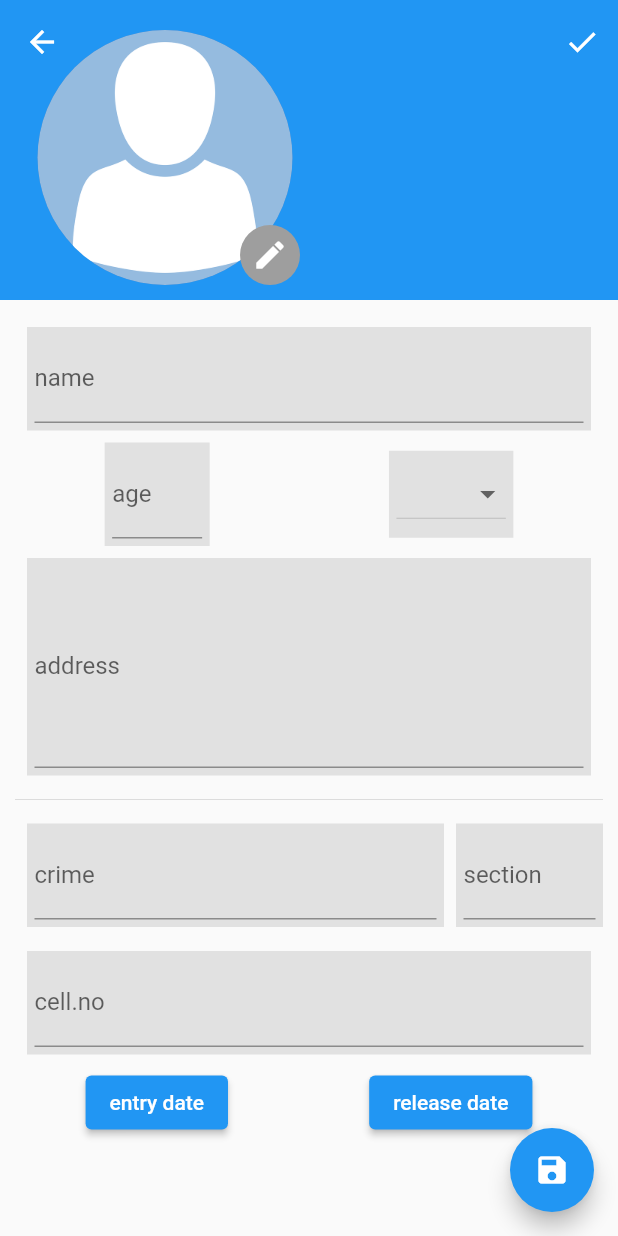
After one commit to ShanuFutura/prison_book, a Flutter app: the AddPrisonerScreen screen opened by its route, on a phone screen of 412 x 824 dp. The commit adds this screen. Run offline on Flutter 3.47's test engine with Material 2 defaults, Android fonts, the light colour scheme and no system bars; our stand-ins replace table_calendar.

Commit message:
add prisoner rough ui

```diff
--- a/lib/main.dart
+++ b/lib/main.dart
@@ -1,4 +1,5 @@
 import 'package:flutter/material.dart';
+import 'package:prisonbook/screens/add_prisoner_screen.dart';
 import 'package:prisonbook/screens/attendance_screen.dart';
 import 'package:prisonbook/screens/home_page.dart';
 import 'package:prisonbook/screens/prison_view_page.dart';
@@ -17,6 +18,7 @@ class PrisonBook extends StatelessWidget {
         PrisonViewpage.routeName: (ctx) => PrisonViewpage(),
         ProfileEditScreen.routeName: (ctx) => ProfileEditScreen(),
         AttendaceScreen.routeName: (ctx) => AttendaceScreen(),
+        AddPrisonerScreen.routeName: (ctx) => AddPrisonerScreen(),
       },
     );
   }
--- /dev/null
+++ b/lib/screens/add_prisoner_screen.dart
@@ -0,0 +1,146 @@
+import 'package:flutter/material.dart';
+import 'package:prisonbook/widgets/add_prisoner_sliver_appbar.dart';
+
+class AddPrisonerScreen extends StatefulWidget {
+  const AddPrisonerScreen({Key? key}) : super(key: key);
+
+  static const String routeName = 'add prisoner page';
+
+  @override
+  State<AddPrisonerScreen> createState() => _AddPrisonerScreenState();
+}
+
+class _AddPrisonerScreenState extends State<AddPrisonerScreen> {
+  Widget greyContainerBuilder(Widget child) {
+    return Padding(
+      padding: const EdgeInsets.all(8.0),
+      child: Container(
+        color: Colors.black.withOpacity(.1),
+        padding: EdgeInsets.all(5),
+        child: child,
+      ),
+    );
+  }
+
+  var _gender = '';
+
+  @override
+  Widget build(BuildContext context) {
+    return Scaffold(
+      floatingActionButton: FloatingActionButton(
+        onPressed: () {},
+        child: Icon(Icons.save),
+      ),
+      body: CustomScrollView(
+        slivers: [
+          SliverAppBar(
+            actions: [IconButton(onPressed: () {}, icon: Icon(Icons.done))],
+            pinned: true,
+            expandedHeight: 200,
+            flexibleSpace: AddPrisonerSliverAppBar(),
+          ),
+          SliverFillRemaining(
+            child: Form(
+              child: Padding(
+                padding: const EdgeInsets.all(10),
+                child: SingleChildScrollView(
+                  physics: NeverScrollableScrollPhysics(),
+                  child: Column(
+                    children: [
+                      greyContainerBuilder(
+                        TextFormField(
+                          decoration: InputDecoration(label: Text('name')),
+                        ),
+                      ),
+                      Row(
+                        mainAxisAlignment: MainAxisAlignment.spaceAround,
+                        children: [
+                          Container(
+                            width: 70,
+                            color: Colors.black.withOpacity(.1),
+                            padding: EdgeInsets.all(5),
+                            child: TextFormField(
+                              decoration: InputDecoration(label: Text('age')),
+                            ),
+                          ),
+                          Container(
+                            color: Colors.black.withOpacity(.1),
+                            padding: EdgeInsets.all(5),
+                            child: DropdownButton(
+                                hint:
+                                    Text(_gender == null ? 'gender' : _gender),
+                                items: const [
+                                  DropdownMenuItem(
+                                    child: Text('male'),
+                                    value: 'male',
+                                  ),
+                                  DropdownMenuItem(
+                                    child: Text('female'),
+                                    value: 'female',
+                                  )
+                                ],
+                                onChanged: (val) {
+                                  setState(() {
+                                    _gender = val.toString();
+                                  });
+                                }),
+                          ),
+                        ],
+                      ),
+                      greyContainerBuilder(
+                        TextFormField(
+                          maxLines: 5,
+                          decoration: InputDecoration(label: Text('address')),
+                        ),
+                      ),
+                      Divider(),
+                      Row(
+                        children: [
+                          Expanded(
+                            flex: 3,
+                            child: greyContainerBuilder(
+                              TextFormField(
+                                decoration:
+                                    InputDecoration(label: Text('crime')),
+                              ),
+                            ),
+                          ),
+                          Expanded(
+                            flex: 1,
+                            child: Container(
+                              width: 70,
+                              color: Colors.black.withOpacity(.1),
+                              padding: EdgeInsets.all(5),
+                              child: TextFormField(
+                                decoration:
+                                    InputDecoration(label: Text('section')),
+                              ),
+                            ),
+                          ),
+                        ],
+                      ),
+                      greyContainerBuilder(
+                        TextFormField(
+                          decoration: InputDecoration(label: Text('cell.no')),
+                        ),
+                      ),
+                      Row(
+                        mainAxisAlignment: MainAxisAlignment.spaceAround,
+                        children: [
+                          ElevatedButton(
+                              onPressed: () {}, child: Text('entry date')),
+                          ElevatedButton(
+                              onPressed: () {}, child: Text('release date'))
+                        ],
+                      ),
+                    ],
+                  ),
+                ),
+              ),
+            ),
+          ),
+        ],
+      ),
+    );
+  }
+}
--- a/lib/screens/attendance_screen.dart
+++ b/lib/screens/attendance_screen.dart
@@ -10,7 +10,7 @@ class AttendaceScreen extends StatelessWidget {
   Widget build(BuildContext context) {
     return Scaffold(
       appBar: AppBar(
-        title: Text('Attendance'),
+        title: const Text('Attendance'),
       ),
       body: Column(
         children: [
--- a/lib/screens/home_page.dart
+++ b/lib/screens/home_page.dart
@@ -1,5 +1,6 @@
 import 'package:flutter/material.dart';
 import 'package:prisonbook/models/dummyDatas.dart';
+import 'package:prisonbook/screens/add_prisoner_screen.dart';
 import 'package:prisonbook/screens/attendance_screen.dart';
 import 'package:prisonbook/screens/prison_view_page.dart';
 import 'package:prisonbook/widgets/employee_drawer.dart';
@@ -48,7 +49,8 @@ class HomePage extends StatelessWidget {
       ),
       drawer: EmployeeDrawer(),
       floatingActionButton: FloatingActionButton(
-        onPressed: () {},
+        onPressed: () =>
+            Navigator.of(context).pushNamed(AddPrisonerScreen.routeName),
         child: Icon(Icons.person_add_alt_1),
       ),
     );
--- a/lib/screens/profile_edit_screen.dart
+++ b/lib/screens/profile_edit_screen.dart
@@ -10,6 +10,14 @@ class ProfileEditScreen extends StatefulWidget {
 
 class _ProfileEditScreenState extends State<ProfileEditScreen> {
   var _gender = '';
+
+  Widget greyContainerBuilder(Widget child) {
+    return Container(
+      color: Colors.black.withOpacity(.1),
+      padding: EdgeInsets.all(5),
+      child: child,
+    );
+  }
 
   @override
   Widget build(BuildContext context) {
@@ -27,19 +35,15 @@ class _ProfileEditScreenState extends State<ProfileEditScreen> {
                   'assets/avatar.png',
                 ),
               ),
-              Container(
-                color: Colors.black.withOpacity(.1),
-                padding: EdgeInsets.all(5),
-                child: TextFormField(
+              greyContainerBuilder(
+                TextFormField(
                   decoration: InputDecoration(label: Text('name')),
                 ),
               ),
-              Container(
-                child: TextFormField(
+              greyContainerBuilder(
+                TextFormField(
                     decoration: InputDecoration(label: Text('address')),
                     maxLines: 5),
-                color: Colors.black.withOpacity(.1),
-                padding: EdgeInsets.all(5),
               ),
               Row(
                 mainAxisAlignment: MainAxisAlignment.spaceAround,
@@ -75,18 +79,16 @@ class _ProfileEditScreenState extends State<ProfileEditScreen> {
                   ),
                 ],
               ),
-              Container(
-                  color: Colors.black.withOpacity(.1),
-                  padding: EdgeInsets.all(5),
-                  child: TextFormField(
-                    decoration: InputDecoration(label: Text('phone')),
-                  )),
-              Container(
-                  color: Colors.black.withOpacity(.1),
-                  padding: EdgeInsets.all(5),
-                  child: TextFormField(
-                    decoration: InputDecoration(label: Text('email')),
-                  )),
+              greyContainerBuilder(
+                TextFormField(
+                  decoration: InputDecoration(label: Text('phone')),
+                ),
+              ),
+              greyContainerBuilder(
+                TextFormField(
+                  decoration: InputDecoration(label: Text('email')),
+                ),
+              ),
             ],
           ),
         ),
--- /dev/null
+++ b/lib/widgets/add_prisoner_sliver_appbar.dart
@@ -0,0 +1,40 @@
+import 'package:flutter/material.dart';
+
+class AddPrisonerSliverAppBar extends StatelessWidget {
+  const AddPrisonerSliverAppBar({
+    Key? key,
+  }) : super(key: key);
+
+  @override
+  Widget build(BuildContext context) {
+    return FlexibleSpaceBar(
+      background: Row(
+        children: [
+          Padding(
+            padding: const EdgeInsets.fromLTRB(20, 20, 0, 10),
+            child: Stack(alignment: Alignment.bottomRight, children: [
+              const CircleAvatar(
+                radius: 90,
+                backgroundImage: AssetImage(
+                  'assets/avatar.png',
+                ),
+              ),
+              GestureDetector(
+                onTap: () {
+                  print('object');
+                },
+                child: const CircleAvatar(
+                  backgroundColor: Colors.grey,
+                  child: Icon(
+                    Icons.edit,
+                    color: Colors.white,
+                  ),
+                ),
+              ),
+            ]),
+          )
+        ],
+      ),
+    );
+  }
+}
```
